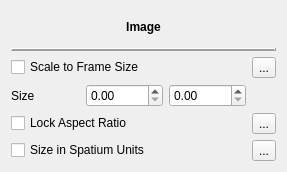
First picture: the form in mscore/mscore/inspector_image.ui, repository musescore/musescore-old, before the edit.
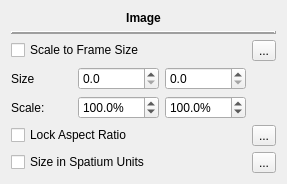
Second picture: the form after the edit. Icons and pictures are not drawn.

Patch:
```diff
--- a/mscore/mscore/inspector_image.ui
+++ b/mscore/mscore/inspector_image.ui
@@ -7,7 +7,7 @@
     <x>0</x>
     <y>0</y>
     <width>287</width>
-    <height>172</height>
+    <height>177</height>
    </rect>
   </property>
   <property name="windowTitle">
@@ -45,42 +45,7 @@
    </item>
    <item>
     <layout class="QGridLayout" name="gridLayout">
-     <item row="1" column="0">
-      <widget class="QLabel" name="label_2">
-       <property name="text">
-        <string>Size</string>
-       </property>
-      </widget>
-     </item>
-     <item row="0" column="3">
-      <widget class="QToolButton" name="resetAutoscale">
-       <property name="text">
-        <string>...</string>
-       </property>
-       <property name="icon">
-        <iconset resource="musescore.qrc">
-         <normaloff>:/data/icons-dark/resetproperty.png</normaloff>:/data/icons-dark/resetproperty.png</iconset>
-       </property>
-      </widget>
-     </item>
-     <item row="1" column="1">
-      <widget class="QDoubleSpinBox" name="sizeWidth">
-       <property name="maximum">
-        <double>99999.000000000000000</double>
-       </property>
-       <property name="value">
-        <double>0.000000000000000</double>
-       </property>
-      </widget>
-     </item>
-     <item row="2" column="0" colspan="3">
-      <widget class="QCheckBox" name="lockAspectRatio">
-       <property name="text">
-        <string>Lock Aspect Ratio</string>
-       </property>
-      </widget>
-     </item>
-     <item row="3" column="0" colspan="3">
+     <item row="4" column="0" colspan="3">
       <widget class="QCheckBox" name="sizeIsSpatium">
        <property name="text">
         <string>Size in Spatium Units</string>
@@ -96,23 +61,57 @@
      </item>
      <item row="1" column="2">
       <widget class="QDoubleSpinBox" name="sizeHeight">
+       <property name="decimals">
+        <number>1</number>
+       </property>
        <property name="maximum">
         <double>99999.000000000000000</double>
        </property>
       </widget>
      </item>
-     <item row="2" column="3">
-      <widget class="QToolButton" name="resetLockAspectRatio">
-       <property name="text">
-        <string>...</string>
-       </property>
-       <property name="icon">
-        <iconset resource="musescore.qrc">
-         <normaloff>:/data/icons-dark/resetproperty.png</normaloff>:/data/icons-dark/resetproperty.png</iconset>
-       </property>
-      </widget>
-     </item>
      <item row="3" column="3">
+      <widget class="QToolButton" name="resetLockAspectRatio">
+       <property name="text">
+        <string>...</string>
+       </property>
+       <property name="icon">
+        <iconset resource="musescore.qrc">
+         <normaloff>:/data/icons-dark/resetproperty.png</normaloff>:/data/icons-dark/resetproperty.png</iconset>
+       </property>
+      </widget>
+     </item>
+     <item row="0" column="3">
+      <widget class="QToolButton" name="resetAutoscale">
+       <property name="text">
+        <string>...</string>
+       </property>
+       <property name="icon">
+        <iconset resource="musescore.qrc">
+         <normaloff>:/data/icons-dark/resetproperty.png</normaloff>:/data/icons-dark/resetproperty.png</iconset>
+       </property>
+      </widget>
+     </item>
+     <item row="1" column="1">
+      <widget class="QDoubleSpinBox" name="sizeWidth">
+       <property name="decimals">
+        <number>1</number>
+       </property>
+       <property name="maximum">
+        <double>99999.000000000000000</double>
+       </property>
+       <property name="value">
+        <double>0.000000000000000</double>
+       </property>
+      </widget>
+     </item>
+     <item row="3" column="0" colspan="3">
+      <widget class="QCheckBox" name="lockAspectRatio">
+       <property name="text">
+        <string>Lock Aspect Ratio</string>
+       </property>
+      </widget>
+     </item>
+     <item row="4" column="3">
       <widget class="QToolButton" name="resetSizeIsSpatium">
        <property name="text">
         <string>...</string>
@@ -123,6 +122,64 @@
        </property>
       </widget>
      </item>
+     <item row="1" column="0">
+      <widget class="QLabel" name="label_2">
+       <property name="text">
+        <string>Size</string>
+       </property>
+      </widget>
+     </item>
+     <item row="2" column="0">
+      <widget class="QLabel" name="label">
+       <property name="text">
+        <string>Scale:</string>
+       </property>
+      </widget>
+     </item>
+     <item row="2" column="1">
+      <widget class="QDoubleSpinBox" name="scaleWidth">
+       <property name="suffix">
+        <string>%</string>
+       </property>
+       <property name="decimals">
+        <number>1</number>
+       </property>
+       <property name="minimum">
+        <double>0.100000000000000</double>
+       </property>
+       <property name="maximum">
+        <double>10000.000000000000000</double>
+       </property>
+       <property name="singleStep">
+        <double>10.000000000000000</double>
+       </property>
+       <property name="value">
+        <double>100.000000000000000</double>
+       </property>
+      </widget>
+     </item>
+     <item row="2" column="2">
+      <widget class="QDoubleSpinBox" name="scaleHeight">
+       <property name="suffix">
+        <string>%</string>
+       </property>
+       <property name="decimals">
+        <number>1</number>
+       </property>
+       <property name="minimum">
+        <double>0.100000000000000</double>
+       </property>
+       <property name="maximum">
+        <double>10000.000000000000000</double>
+       </property>
+       <property name="singleStep">
+        <double>10.000000000000000</double>
+       </property>
+       <property name="value">
+        <double>100.000000000000000</double>
+       </property>
+      </widget>
+     </item>
     </layout>
    </item>
   </layout>
```
